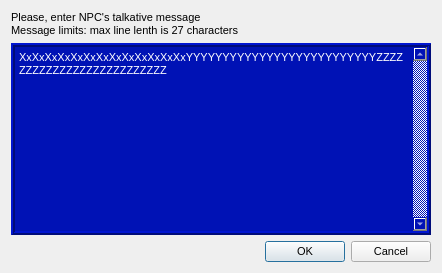
Above: Editor/editing/_scenes/level/itemmsgbox.ui from WohlSoft/Moondust-Project before the change. Below: the same form after it.
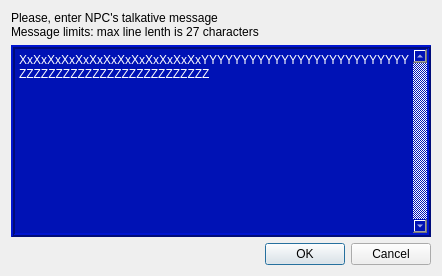
That is the form after the change. Icons and pictures are not drawn.

What changed in the file:
```diff
--- a/Editor/editing/_scenes/level/itemmsgbox.ui
+++ b/Editor/editing/_scenes/level/itemmsgbox.ui
@@ -6,18 +6,10 @@
    <rect>
     <x>0</x>
     <y>0</y>
-    <width>438</width>
-    <height>264</height>
+    <width>444</width>
+    <height>266</height>
    </rect>
   </property>
-  <property name="font">
-   <font>
-    <family>Liberation Sans</family>
-    <pointsize>8</pointsize>
-    <weight>50</weight>
-    <bold>false</bold>
-   </font>
-  </property>
   <property name="windowTitle">
    <string>Set message box</string>
   </property>
```
